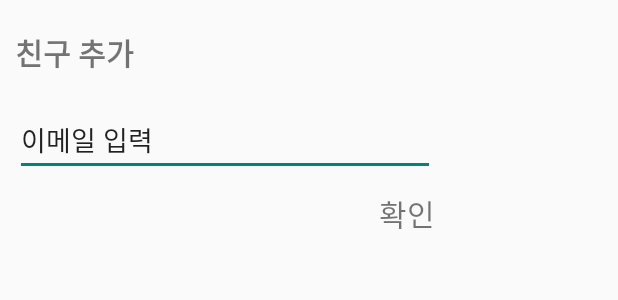
After one commit to musichead99/GFW1, an Android app: the layout dialog_addfriend.xml on its own in the app's theme, with its tools: preview values and no code run, on a phone screen of 412 x 824 dp. The commit adds this screen. Shown: the top 300 px of the screen. Run offline under Robolectric (Android 15) with nearby library versions, the light colour scheme and no system bars; network calls fail.

Commit message:
친구리스트 중간작업 PR

```diff
--- a/2021_2_front/210830_CapstoneDesign/app/src/main/AndroidManifest.xml
+++ b/2021_2_front/210830_CapstoneDesign/app/src/main/AndroidManifest.xml
@@ -46,6 +46,7 @@
             android:name=".SettingActivity"
             android:exported="true" />
         <activity android:name=".CFriendListActivity" />
+        <activity android:name=".FriendListActivity"/>
         <activity android:name=".Password" />
         <activity android:name=".Email" />
         <activity android:name=".Register" />
--- /dev/null
+++ b/2021_2_front/210830_CapstoneDesign/app/src/main/res/layout/dialog_addfriend.xml
@@ -0,0 +1,34 @@
+<?xml version="1.0" encoding="utf-8"?>
+<LinearLayout xmlns:android="http://schemas.android.com/apk/res/android"
+    android:layout_width="300dp"
+    android:layout_height="wrap_content"
+    android:orientation="vertical">
+
+    <TextView
+        android:id="@+id/title"
+        android:layout_width="match_parent"
+        android:layout_height="wrap_content"
+        android:text="친구 추가"
+        android:textSize="20dp"
+        android:layout_marginHorizontal="10dp"
+        android:layout_marginVertical="20dp"
+        android:textStyle="bold"/>
+
+    <EditText
+        android:id="@+id/input_email"
+        android:layout_width="match_parent"
+        android:layout_height="wrap_content"
+        android:ems="10"
+        android:inputType="textEmailAddress"
+        android:text="이메일 입력"
+        android:layout_marginHorizontal="10dp"/>
+
+    <TextView
+        android:id="@+id/btn_send"
+        android:layout_width="wrap_content"
+        android:layout_height="wrap_content"
+        android:text="확인"
+        android:textSize="20dp"
+        android:layout_gravity="right"
+        android:layout_margin="10dp"/>
+</LinearLayout>
--- a/2021_2_front/210830_CapstoneDesign/app/src/main/res/layout/fl.xml
+++ b/2021_2_front/210830_CapstoneDesign/app/src/main/res/layout/fl.xml
@@ -81,7 +81,9 @@
                     android:layout_width="35dp"
                     android:layout_height="40dp"
                     android:background="@drawable/message" />
+
                 <Button
+                    android:id="@+id/btn_friendlist"
                     android:layout_width="35dp"
                     android:layout_height="40dp"
                     android:layout_marginLeft="50dp"
```
Also changed, not shown: 2021_2_front/210830_CapstoneDesign/app/src/main/java/com/example/capstonedesign/FriendListActivity.java (added, +137 -0 lines), 2021_2_front/210830_CapstoneDesign/app/src/main/java/com/example/capstonedesign/MyFriendListAdapter.java (added, +67 -0 lines), 2021_2_front/210830_CapstoneDesign/app/src/main/java/com/example/capstonedesign/home_fragments/FL.java (+10 -0 lines), 2021_2_front/210830_CapstoneDesign/app/src/main/res/layout/activity_friendlist.xml (added, +78 -0 lines), 2021_2_front/210830_CapstoneDesign/app/src/main/res/layout/dialog_friendrequest.xml (added, +37 -0 lines), 2021_2_front/210830_CapstoneDesign/app/src/main/res/layout/friendlist_item.xml (added, +22 -0 lines), 2021_2_front/210830_CapstoneDesign/app/src/main/res/drawable/addfriend.png (added), 2021_2_front/210830_CapstoneDesign/app/src/main/res/drawable/btn_no.png (added), 2021_2_front/210830_CapstoneDesign/app/src/main/res/drawable/btn_ok.png (added), 2021_2_front/210830_CapstoneDesign/app/src/main/res/drawable/friendrequest.png (added).
